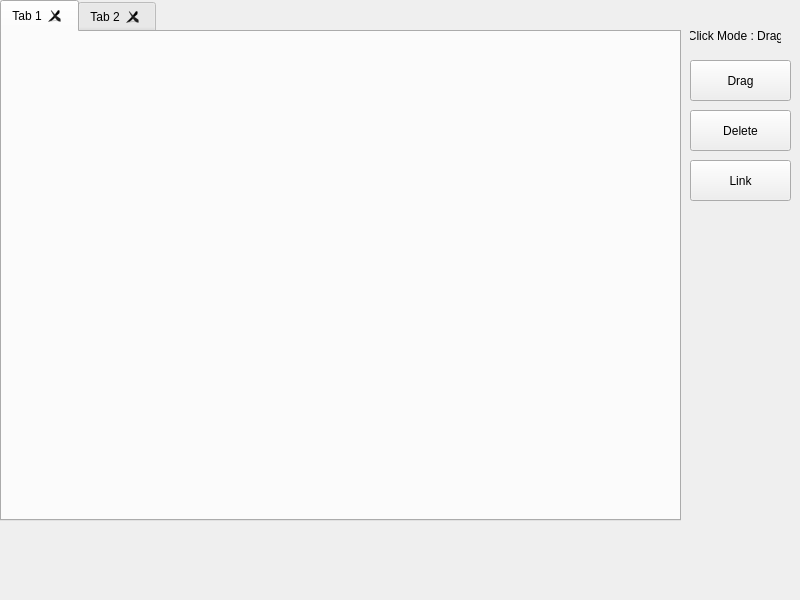
Qt form Update/Logic_Gate_Simulator/dlg_home.ui (ElliotHarding/Logic-Gate-Simulator) before a commit.
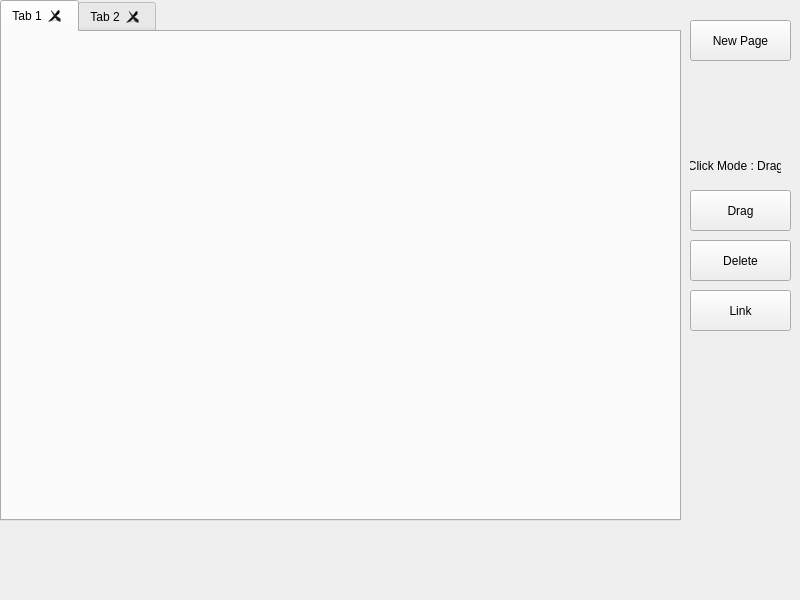
The same form after that commit.

The edit to the form file:
```diff
--- a/Update/Logic_Gate_Simulator/dlg_home.ui
+++ b/Update/Logic_Gate_Simulator/dlg_home.ui
@@ -53,7 +53,7 @@
     <property name="geometry">
      <rect>
       <x>690</x>
-      <y>60</y>
+      <y>190</y>
       <width>101</width>
       <height>41</height>
      </rect>
@@ -66,7 +66,7 @@
     <property name="geometry">
      <rect>
       <x>690</x>
-      <y>110</y>
+      <y>240</y>
       <width>101</width>
       <height>41</height>
      </rect>
@@ -79,7 +79,7 @@
     <property name="geometry">
      <rect>
       <x>690</x>
-      <y>160</y>
+      <y>290</y>
       <width>101</width>
       <height>41</height>
      </rect>
@@ -92,7 +92,7 @@
     <property name="geometry">
      <rect>
       <x>690</x>
-      <y>20</y>
+      <y>150</y>
       <width>91</width>
       <height>31</height>
      </rect>
@@ -104,6 +104,19 @@
      <set>Qt::AlignCenter</set>
     </property>
    </widget>
+   <widget class="QPushButton" name="btn_newPage">
+    <property name="geometry">
+     <rect>
+      <x>690</x>
+      <y>20</y>
+      <width>101</width>
+      <height>41</height>
+     </rect>
+    </property>
+    <property name="text">
+     <string>New Page</string>
+    </property>
+   </widget>
   </widget>
  </widget>
  <resources/>
```
Left out of the diff: 5 changed lines with no effect on the pictures.
